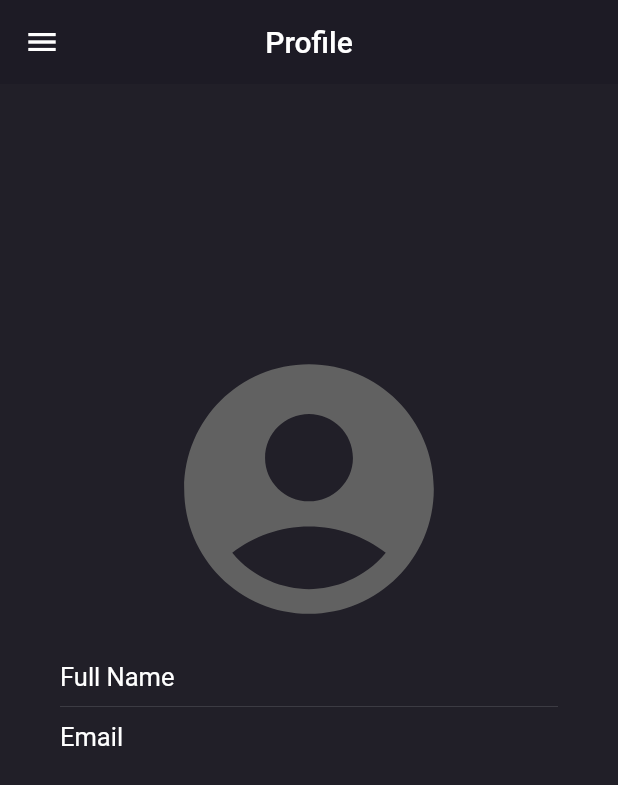
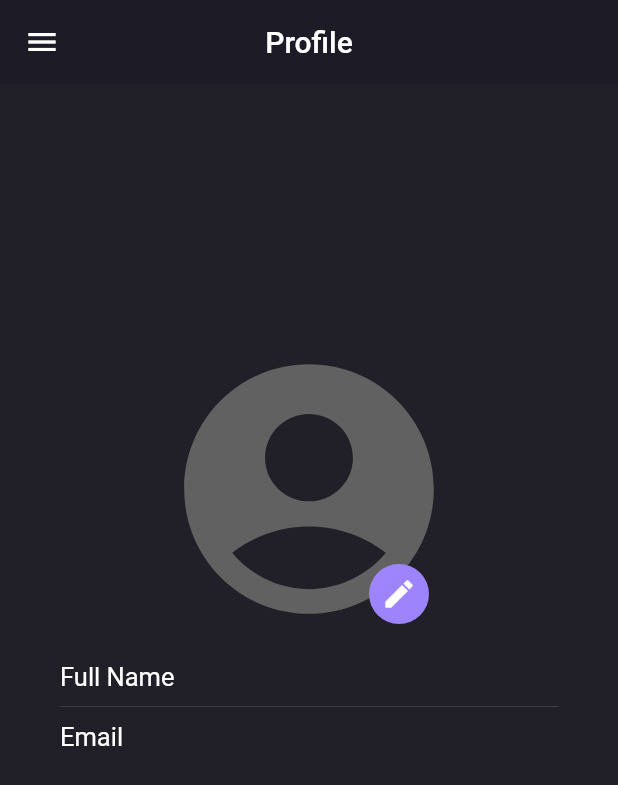
Before and after one commit to devrahul-2508/Flutter-Chat-App, a Flutter app: the ProfilePage screen opened directly with empty values, on a phone screen of 412 x 824 dp. Shown: the top 785 px of the screen. Run offline on Flutter 3.47's test engine with Material 2 defaults, Android fonts, the phone set to English and light mode, and no system bars; our stand-ins replace cloud_firestore, file_picker, firebase_auth, firebase_core, firebase_storage, shared_preferences; accounts and stored records are empty.

```diff
--- a/lib/helper/helper_function.dart
+++ b/lib/helper/helper_function.dart
@@ -5,6 +5,7 @@ class HelperFunctions {
   static String userLoggedInKey = "LOGGEDINKEY";
   static String userNameKey = "USERNAMEKEY";
   static String userEmailKey = "USEREMAILKEY";
+  static String userProfilePicKey = "USERPROFILEPICKEY";
 
   // saving the data to SF
 
@@ -23,6 +24,11 @@ class HelperFunctions {
     return await sf.setString(userEmailKey, userEmail);
   }
 
+  static Future<bool> saveUserProfilePicFromSF(String userDp) async {
+    SharedPreferences sf = await SharedPreferences.getInstance();
+    return await sf.setString(userProfilePicKey, userDp);
+  }
+
   // getting the data from SF
 
   static Future<bool?> getUserLoggedInStatus() async {
@@ -39,4 +45,9 @@ class HelperFunctions {
     SharedPreferences sf = await SharedPreferences.getInstance();
     return sf.getString(userNameKey);
   }
+
+  static Future<String?> getUserProfilePicFromSF() async {
+    SharedPreferences sf = await SharedPreferences.getInstance();
+    return sf.getString(userProfilePicKey);
+  }
 }
--- a/lib/pages/chat_page.dart
+++ b/lib/pages/chat_page.dart
@@ -12,11 +12,13 @@ class ChatPage extends StatefulWidget {
   final String groupId;
   final String groupName;
   final String userName;
+  final String groupIcon;
   const ChatPage(
       {super.key,
       required this.groupId,
       required this.groupName,
-      required this.userName});
+      required this.userName,
+      required this.groupIcon});
 
   @override
   State<ChatPage> createState() => _ChatPageState();
--- a/lib/pages/profile_page.dart
+++ b/lib/pages/profile_page.dart
@@ -1,7 +1,12 @@
 import 'dart:io';
 
+import 'package:chat_app/helper/helper_function.dart';
 import 'package:chat_app/pages/login_page.dart';
 import 'package:chat_app/service/auth_service.dart';
+import 'package:chat_app/service/database_service.dart';
+import 'package:file_picker/file_picker.dart';
+import 'package:firebase_auth/firebase_auth.dart';
+import 'package:firebase_core/firebase_core.dart';
 import 'package:flutter/material.dart';
 import 'package:flutter/src/widgets/container.dart';
 import 'package:flutter/src/widgets/framework.dart';
@@ -25,20 +30,36 @@ class ProfilePage extends StatefulWidget {
 
 class _ProfilePageState extends State<ProfilePage> {
   AuthService authService = AuthService();
-  //FilePickerResult? result = null;
+  FilePickerResult? result;
   String imagePath = "";
+  String userDp = "";
 
-  // selectImages() async {
-  //   result = await FilePicker.platform.pickFiles();
+  selectImages() async {
+    result = await FilePicker.platform.pickFiles();
 
-  //   if (result != null) {
-  //     imagePath = result!.files.single.path!;
+    if (result != null) {
+      imagePath = result!.files.single.path!;
 
-  //     setState(() {});
-  //   } else {
-  //     // User canceled the picker
-  //   }
-  // }
+      setState(() {});
+    } else {
+      // User canceled the picker
+    }
+  }
+
+  @override
+  void initState() {
+    // TODO: implement initState
+    super.initState();
+    getUserData();
+  }
+
+  getUserData() async {
+    await HelperFunctions.getUserProfilePicFromSF().then((value) {
+      setState(() {
+        userDp = value!;
+      });
+    });
+  }
 
   @override
   Widget build(BuildContext context) {
@@ -57,23 +78,15 @@ class _ProfilePageState extends State<ProfilePage> {
           child: ListView(
             padding: const EdgeInsets.symmetric(vertical: 50),
             children: <Widget>[
-              (imagePath == "")
-                  ? InkWell(
-                      onTap: (){},
-                      child: Container(
-                        child: Icon(
+              (userDp == "")
+                  ? Icon(
                       Icons.account_circle,
                       size: 150,
                       color: Colors.grey[700],
-                        ),
-                      ),
                     )
-                  : InkWell(
-                      onTap: (){},
-                      child: CircleAvatar(
+                  : CircleAvatar(
                       radius: 75,
-                        child: Image.file(File(imagePath)),
-                      ),
+                      backgroundImage: NetworkImage(userDp),
                     ),
               const SizedBox(
                 height: 15,
@@ -108,9 +121,9 @@ class _ProfilePageState extends State<ProfilePage> {
                 contentPadding:
                     const EdgeInsets.symmetric(horizontal: 20, vertical: 5),
                 leading: const Icon(Icons.group),
-                title: const Text(
+                title: Text(
                   "Profile",
-                  style: TextStyle(color: Colors.white),
+                  style: TextStyle(color: Theme.of(context).accentColor),
                 ),
               ),
               ListTile(
@@ -163,10 +176,42 @@ class _ProfilePageState extends State<ProfilePage> {
         child: Column(
           mainAxisAlignment: MainAxisAlignment.start,
           children: [
-            Icon(
+            Stack(
+              children: [
+                (imagePath == "")
+                    ? (userDp == "")
+                        ? GestureDetector(
+                            onTap: selectImages,
+                            child: Icon(
                               Icons.account_circle,
                               size: 200,
                               color: Colors.grey[700],
+                            ),
+                          )
+                        : GestureDetector(
+                            onTap: selectImages,
+                            child: CircleAvatar(
+                                radius: 100,
+                                backgroundImage: NetworkImage(userDp)),
+                          )
+                    : GestureDetector(
+                        onTap: selectImages,
+                        child: CircleAvatar(
+                            radius: 100,
+                            backgroundImage: FileImage(File(imagePath))),
+                      ),
+                Positioned(
+                    bottom: 10,
+                    right: 20,
+                    child: CircleAvatar(
+                      radius: 20,
+                      backgroundColor: Theme.of(context).accentColor,
+                      child: Icon(
+                        Icons.edit,
+                        color: Colors.white,
+                      ),
+                    ))
+              ],
             ),
             const SizedBox(
               height: 15,
@@ -188,9 +233,32 @@ class _ProfilePageState extends State<ProfilePage> {
                 Text(widget.email, style: const TextStyle(fontSize: 17)),
               ],
             ),
+            SizedBox(
+              height: 10,
+            ),
+            (imagePath != "")
+                ? ElevatedButton(
+                    onPressed: () {
+                      updateDp();
+                    },
+                    style: ElevatedButton.styleFrom(
+                        backgroundColor: Theme.of(context).accentColor),
+                    child: Text("Save"))
+                : Container()
           ],
         ),
       ),
     );
   }
+
+  updateDp() async {
+    await DatabaseService(uid: FirebaseAuth.instance.currentUser!.uid)
+        .updateUserDp(imagePath)
+        .then((value) {
+      print(value);
+      showSnackbar(context, Colors.green, "Successfully updated!");
+    }, onError: (e) => print("Error updating document $e"));
+
+    setState(() {});
   }
+}
--- a/lib/service/auth_service.dart
+++ b/lib/service/auth_service.dart
@@ -42,11 +42,12 @@ class AuthService {
   }
 
   //logout
-   Future signOut() async {
+  Future signOut() async {
     try {
       await HelperFunctions.saveUserLoggedInStatus(false);
       await HelperFunctions.saveUserEmailSF("");
       await HelperFunctions.saveUserNameSF("");
+      await HelperFunctions.saveUserProfilePicFromSF("");
       await firebaseAuth.signOut();
     } catch (e) {
       return null;
--- a/pubspec.yaml
+++ b/pubspec.yaml
@@ -38,6 +38,7 @@ dependencies:
   firebase_auth: ^4.2.5
   firebase_core: ^2.4.1
   firebase_storage: ^11.0.10
+  file_picker: ^5.2.5
 
 
 dev_dependencies:
```
Also changed, not shown: lib/pages/group_info.dart (+41 -1 lines), lib/pages/home_page.dart (+21 -4 lines), lib/pages/login_page.dart (+7 -0 lines), lib/pages/search_page.dart (+5 -2 lines), lib/service/database_service.dart (+34 -0 lines), lib/widgets/group_tile.dart (+14 -7 lines), pubspec.lock. Lines whose indentation alone changed are shown as unchanged.
